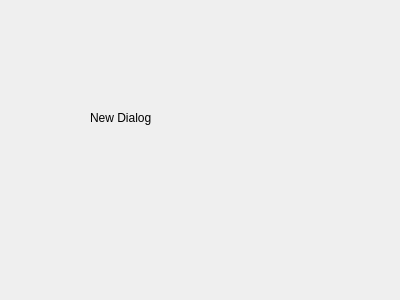
kevinvu01/CS1D-Team-Spanky, file QtLoginApp-master/QtLoginApp-master/seconddialog.ui: the form before one commit.
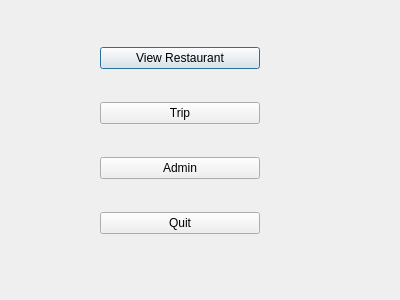
The form after the commit.

Patch:
```diff
--- a/QtLoginApp-master/QtLoginApp-master/seconddialog.ui
+++ b/QtLoginApp-master/QtLoginApp-master/seconddialog.ui
@@ -13,18 +13,45 @@
   <property name="windowTitle">
    <string>Dialog</string>
   </property>
-  <widget class="QLabel" name="label">
+  <widget class="QWidget" name="verticalLayoutWidget">
    <property name="geometry">
     <rect>
-     <x>90</x>
-     <y>110</y>
-     <width>81</width>
-     <height>16</height>
+     <x>100</x>
+     <y>20</y>
+     <width>160</width>
+     <height>241</height>
     </rect>
    </property>
-   <property name="text">
-    <string>New Dialog</string>
-   </property>
+   <layout class="QVBoxLayout" name="verticalLayout">
+    <item>
+     <widget class="QPushButton" name="pushButton_4">
+      <property name="text">
+       <string>View Restaurant</string>
+      </property>
+     </widget>
+    </item>
+    <item>
+     <widget class="QPushButton" name="pushButton_2">
+      <property name="text">
+       <string>Trip</string>
+      </property>
+     </widget>
+    </item>
+    <item>
+     <widget class="QPushButton" name="pushButton">
+      <property name="text">
+       <string>Admin</string>
+      </property>
+     </widget>
+    </item>
+    <item>
+     <widget class="QPushButton" name="pushButton_3">
+      <property name="text">
+       <string>Quit</string>
+      </property>
+     </widget>
+    </item>
+   </layout>
   </widget>
  </widget>
  <resources/>
```
Left out of the diff: 51 changed lines with no effect on the pictures.
